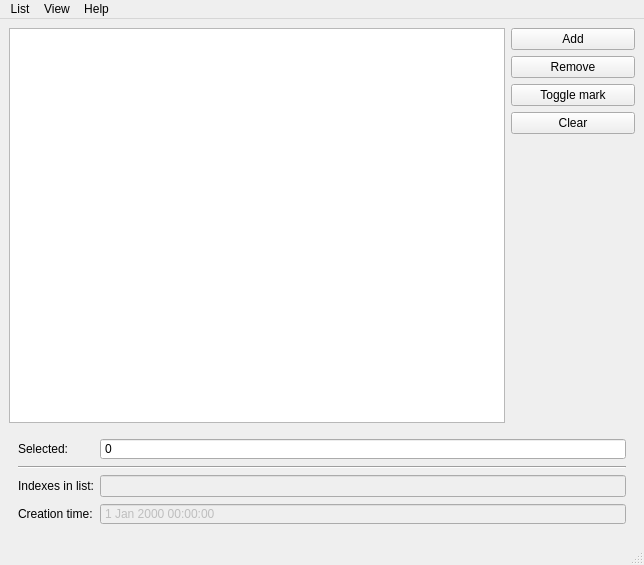
The window that interface/main.ui (MatusGuy/tickathon) describes before a commit, drawn with Qt 5.
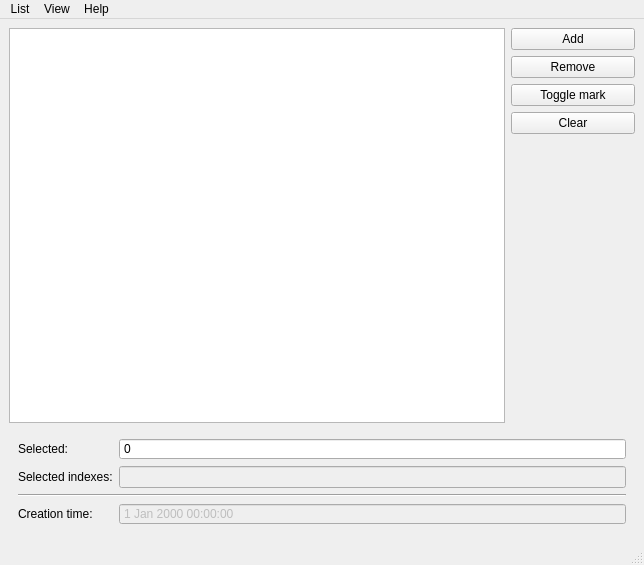
The same window after the commit. Icons and pictures are not drawn.

Patch:
```diff
--- a/interface/main.ui
+++ b/interface/main.ui
@@ -174,51 +174,28 @@
          </property>
         </widget>
        </item>
-       <item row="3" column="0">
+       <item row="4" column="0">
         <widget class="QLabel" name="CreationTimeLabel">
          <property name="text">
           <string>Creation time:</string>
          </property>
         </widget>
        </item>
-       <item row="3" column="1" colspan="2">
-        <widget class="QDateTimeEdit" name="ItemCreationTime">
-         <property name="enabled">
-          <bool>false</bool>
-         </property>
-         <property name="readOnly">
-          <bool>true</bool>
-         </property>
-         <property name="buttonSymbols">
-          <enum>QAbstractSpinBox::NoButtons</enum>
-         </property>
-        </widget>
-       </item>
-       <item row="0" column="1" colspan="2">
-        <widget class="QSpinBox" name="SelectedCount">
-         <property name="readOnly">
-          <bool>true</bool>
-         </property>
-         <property name="buttonSymbols">
-          <enum>QAbstractSpinBox::NoButtons</enum>
-         </property>
-        </widget>
-       </item>
-       <item row="1" column="0" colspan="3">
+       <item row="2" column="0" colspan="4">
         <widget class="Line" name="hSep1">
          <property name="orientation">
           <enum>Qt::Horizontal</enum>
          </property>
         </widget>
        </item>
-       <item row="2" column="0">
+       <item row="1" column="0">
         <widget class="QLabel" name="IndexesLabel">
          <property name="text">
-          <string>Indexes in list:</string>
+          <string>Selected indexes:</string>
          </property>
         </widget>
        </item>
-       <item row="2" column="1" colspan="2">
+       <item row="1" column="1" colspan="3">
         <widget class="QLineEdit" name="IndexesOutput">
          <property name="enabled">
           <bool>false</bool>
@@ -228,6 +205,29 @@
          </property>
         </widget>
        </item>
+       <item row="4" column="1" colspan="3">
+        <widget class="QDateTimeEdit" name="ItemCreationTime">
+         <property name="enabled">
+          <bool>false</bool>
+         </property>
+         <property name="readOnly">
+          <bool>true</bool>
+         </property>
+         <property name="buttonSymbols">
+          <enum>QAbstractSpinBox::NoButtons</enum>
+         </property>
+        </widget>
+       </item>
+       <item row="0" column="1" colspan="3">
+        <widget class="QSpinBox" name="SelectedCount">
+         <property name="readOnly">
+          <bool>true</bool>
+         </property>
+         <property name="buttonSymbols">
+          <enum>QAbstractSpinBox::NoButtons</enum>
+         </property>
+        </widget>
+       </item>
       </layout>
      </widget>
     </item>
```
Left out of the diff: 18 changed lines with no effect on the pictures.
